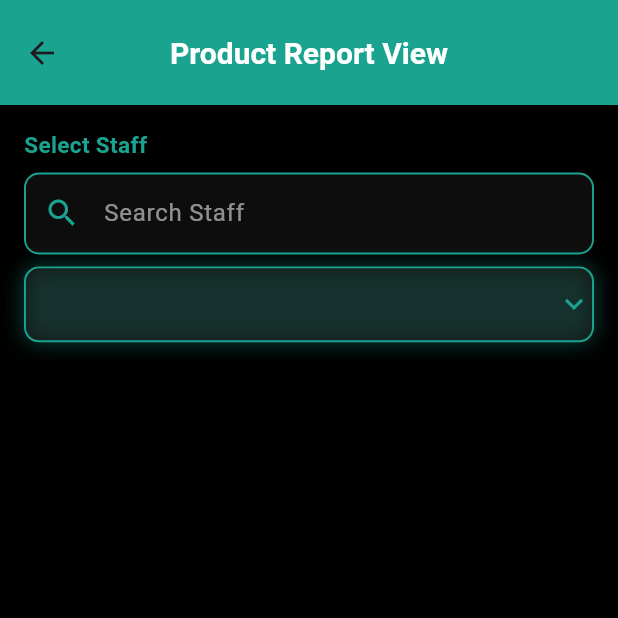
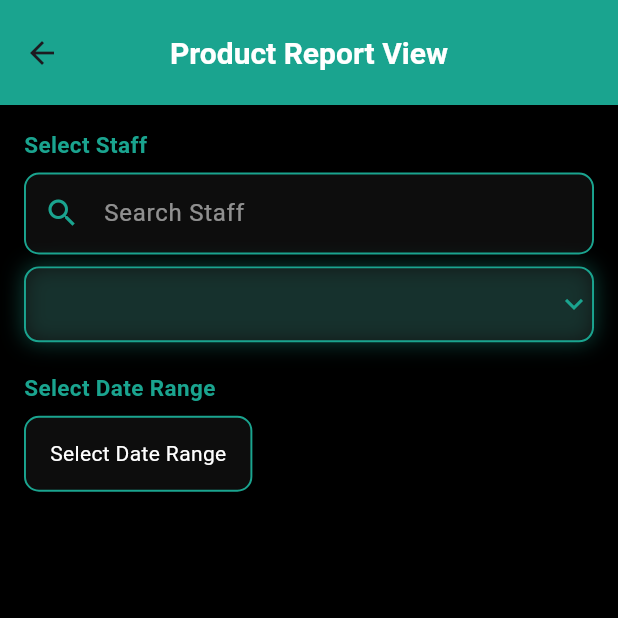
Before and after one commit to jereenajohn/Be_call, a Flutter app: the ProductReportView screen opened by its route, on a phone screen of 412 x 824 dp, the top half of it. Run offline on Flutter 3.47's test engine with Material 3 defaults, Android fonts, the light colour scheme and no system bars; our stand-ins replace audioplayers, file_picker, flutter_bloc, flutter_contacts, permission_handler, share_plus and 1 more; missing offline and left inert: call_log, excel, flutter_phone_direct_caller; accounts and stored records are empty; network calls fail.

Commit message:
product report updated

```diff
--- a/lib/product_report_view.dart
+++ b/lib/product_report_view.dart
@@ -27,6 +27,9 @@ class _ProductReportViewState extends State<ProductReportView> {
 List<dynamic> filteredStaffList = [];
 String? selectedStaff;
   List<Map<String, dynamic>> customer = [];
+  DateTime? startDate;
+DateTime? endDate;
+
 
 TextEditingController staffSearchCtrl = TextEditingController();
 
@@ -197,7 +200,7 @@ Future<void> generateStateProductExcel() async {
       categoryList.map((e) => e['name'].toString()).toList();
 
   var excel = Excel.createExcel();
-  Sheet sheetObject = excel['State Product Report'];
+Sheet sheetObject = excel['State_Product_Report'];
 
   // ========================================
   //                STYLES
@@ -257,7 +260,11 @@ Future<void> generateStateProductExcel() async {
 
   var titleCell =
       sheetObject.cell(CellIndex.indexByColumnRow(columnIndex: 0, rowIndex: 0));
-  titleCell.value = "State Product Report - ${staff['name']}";
+titleCell.value =
+    "State Product Report - ${staff['name']} "
+    "${startDate != null && endDate != null ?
+      "(${startDate!.toString().substring(0, 10)} to ${endDate!.toString().substring(0, 10)})"
+      : ""}";
   titleCell.cellStyle = titleStyle;
 
   // ========================================
@@ -304,9 +311,25 @@ Future<void> generateStateProductExcel() async {
   Map<int, num> categoryTotals = {};
 
     for (var entry in report) {
-    if (entry["staff"].toString() == selectedStaff) {
+      bool staffMatch = entry["staff"].toString() == selectedStaff;
+
+String? dateStr = entry["date"];
+if (dateStr == null || dateStr.isEmpty) {
+  continue; // ⛔ skip entries without date
+}
+
+DateTime? entryDate = DateTime.tryParse(dateStr);
+if (entryDate == null) {
+  continue; // ⛔ skip invalid date formats
+}
+      bool dateMatch =
+          entryDate.isAfter(startDate!.subtract(const Duration(days: 1))) &&
+              entryDate.isBefore(endDate!.add(const Duration(days: 1)));
+
+   if (staffMatch && dateMatch) {
   String state = entry["customer_state"] ?? "Unknown";
 
+  // 🔥 FIX ADDED
   stateCategoryTotals.putIfAbsent(state, () => {});
 
   for (var item in entry["items"]) {
@@ -530,18 +553,70 @@ Container(
         ),
       );
     }).toList(),
-    onChanged: (value) async{
+   onChanged: (value) async {
   setState(() {
     selectedStaff = value;
+
+    // ⭐ Reset date range to avoid null crash
+    startDate = null;
+    endDate = null;
   });
   await getcustomer(value);
+},
 
-    },
   ),
 ),
 
+      const SizedBox(height: 20),
+      const Text(
+        "Select Date Range",
+        style: TextStyle(
+          fontSize: 15,
+          fontWeight: FontWeight.bold,
+          color: Color(0xFF1AA48F),
+        ),
+      ),
+      const SizedBox(height: 8),
+
+      GestureDetector(
+        onTap: () async {
+          final picked = await showDateRangePicker(
+            context: context,
+            firstDate: DateTime(2020),
+            lastDate: DateTime.now(),
+            initialDateRange: startDate != null && endDate != null
+                ? DateTimeRange(start: startDate!, end: endDate!)
+                : null,
+          );
+
+          if (picked != null) {
+            setState(() {
+              startDate = picked.start;
+              endDate = picked.end;
+            });
+          }
+        },
+        child: Container(
+          padding: const EdgeInsets.symmetric(vertical: 14, horizontal: 16),
+          decoration: BoxDecoration(
+            color: Colors.grey[900]!.withOpacity(0.4),
+            borderRadius: BorderRadius.circular(10),
+            border: Border.all(color: Color(0xFF1AA48F), width: 1.3),
+          ),
+          child: Text(
+            startDate == null
+                ? "Select Date Range"
+                : "${startDate!.toString().substring(0, 10)}  to  ${endDate!.toString().substring(0, 10)}",
+            style: const TextStyle(color: Colors.white),
+          ),
+        ),
+      ),
+      const SizedBox(height: 20),
+
+
 
  if (selectedStaff != null)
+
   Column(
     children: [
       // ====== STATE PRODUCT REPORT BUTTON ======
@@ -556,9 +631,10 @@ Container(
               borderRadius: BorderRadius.circular(12),
             ),
           ),
-          onPressed: () {
-            generateStateProductExcel();
-          },
+         onPressed: (startDate != null && endDate != null)
+    ? () => generateStateProductExcel()
+    : null,
+
           child: const Text(
             "State Product Report",
             style: TextStyle(
```
Lines whose indentation alone changed are shown as unchanged.
